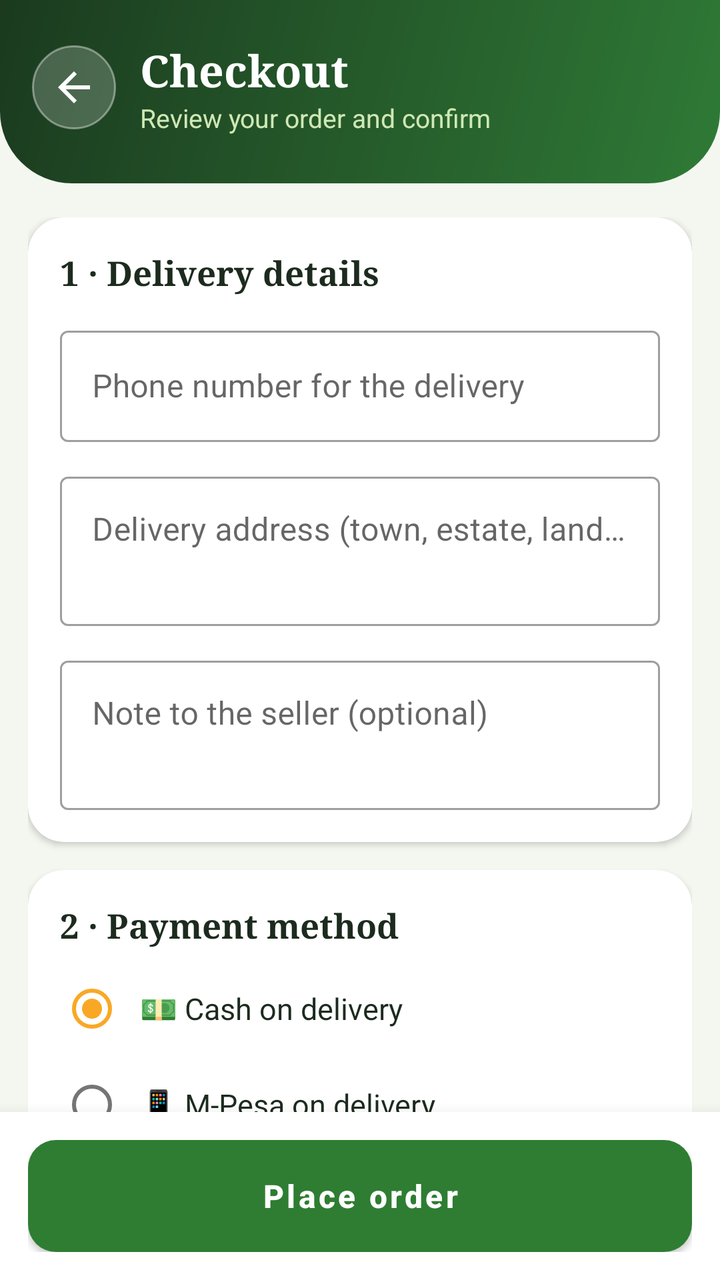
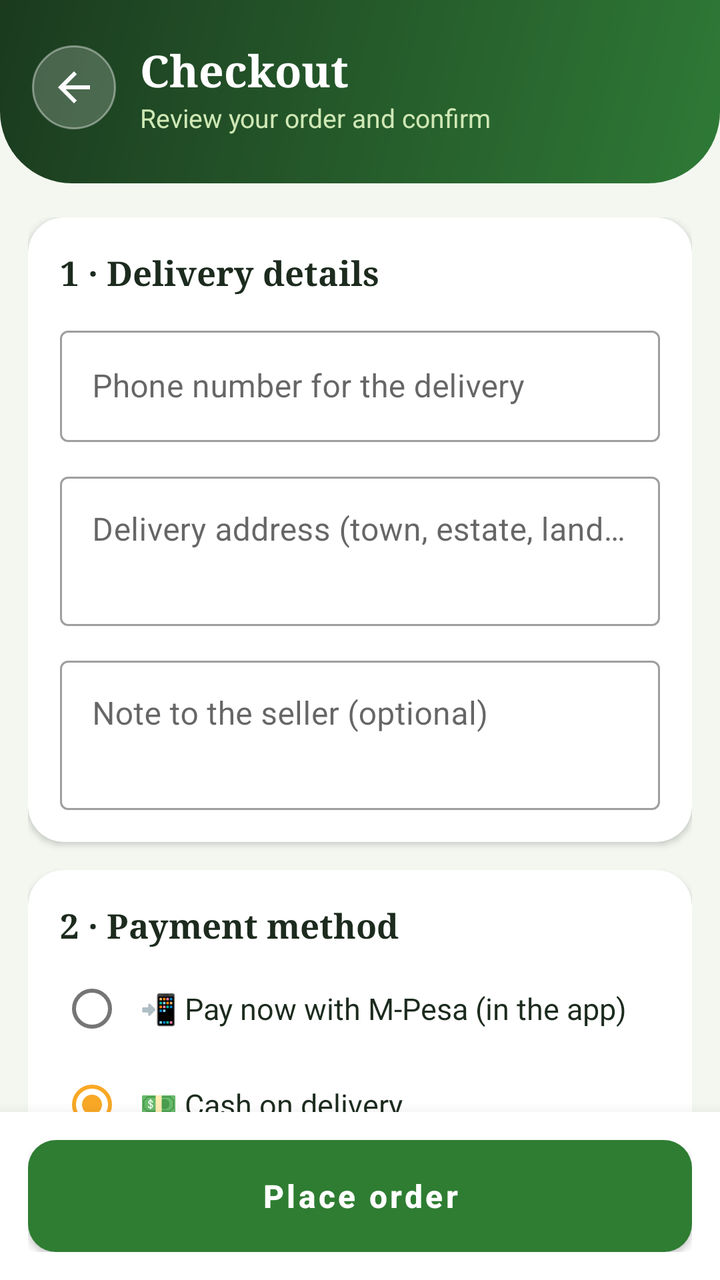

Compare the two renders of this Android layout. The source of the first and the diff that turns it into the second are given below.
<!-- AndroidManifest.xml: activity theme Theme.FarmConnect.FarmerDash -->
<!-- res/layout/activity_checkout.xml -->
<?xml version="1.0" encoding="utf-8"?>
<LinearLayout xmlns:android="http://schemas.android.com/apk/res/android"
    xmlns:app="http://schemas.android.com/apk/res-auto"
    android:layout_width="match_parent" android:layout_height="match_parent"
    android:background="@color/fc_bg" android:orientation="vertical">

    <LinearLayout android:layout_width="match_parent" android:layout_height="wrap_content"
        android:background="@drawable/bg_dash_header" android:gravity="center_vertical" android:orientation="horizontal"
        android:paddingBottom="24dp" android:paddingEnd="16dp" android:paddingStart="16dp" android:paddingTop="20dp">
        <ImageButton android:id="@+id/btnBack" android:layout_width="42dp" android:layout_height="42dp"
            android:layout_marginEnd="12dp" android:background="@drawable/bg_icon_glass" android:contentDescription="@string/t_0557fa92"
            android:padding="10dp" android:src="@drawable/ic_back" android:tint="#FFFFFF" />
        <LinearLayout android:layout_width="0dp" android:layout_height="wrap_content" android:layout_weight="1"
            android:orientation="vertical">
            <TextView android:id="@+id/tvTitle" android:layout_width="wrap_content" android:layout_height="wrap_content"
                android:fontFamily="serif" android:text="@string/t_6ff063fb" android:textColor="#FFFFFF" android:textSize="22sp"
                android:textStyle="bold" />
            <TextView android:id="@+id/tvSubtitle" android:layout_width="wrap_content" android:layout_height="wrap_content"
                android:text="@string/t_d0ce7b51" android:textColor="#CFE8B5" android:textSize="13sp" />
        </LinearLayout>
        
    </LinearLayout>
    <ProgressBar android:id="@+id/progress" style="?android:attr/progressBarStyleHorizontal"
        android:layout_width="match_parent" android:layout_height="3dp" android:indeterminate="true"
        android:visibility="invisible" />
    <ScrollView android:layout_width="match_parent" android:layout_height="0dp" android:layout_weight="1"
        android:scrollbars="none">
        <LinearLayout android:layout_width="match_parent" android:layout_height="wrap_content"
            android:orientation="vertical" android:padding="14dp">

            <com.google.android.material.card.MaterialCardView android:layout_width="match_parent"
                android:layout_height="wrap_content" android:layout_marginTop="0dp"
                app:cardBackgroundColor="@color/fc_card" app:cardCornerRadius="18dp" app:cardElevation="2dp" app:strokeWidth="0dp">
                <LinearLayout android:layout_width="match_parent" android:layout_height="wrap_content"
                    android:orientation="vertical" android:padding="16dp">
                    <TextView android:layout_width="wrap_content" android:layout_height="wrap_content"
                        android:fontFamily="serif" android:text="@string/t_c6f6d998" android:textColor="@color/fc_text"
                        android:textSize="17sp" android:textStyle="bold" />
                    <com.google.android.material.textfield.TextInputLayout android:id="@+id/tilPhone"
                        style="@style/Widget.MaterialComponents.TextInputLayout.OutlinedBox"
                        android:layout_width="match_parent" android:layout_height="wrap_content"
                        android:layout_marginTop="12dp" android:hint="@string/t_7af1d8a9">
                        <com.google.android.material.textfield.TextInputEditText android:id="@+id/etPhone"
                            android:layout_width="match_parent" android:layout_height="wrap_content"
                            android:inputType="phone"  />
                    </com.google.android.material.textfield.TextInputLayout>
                    <com.google.android.material.textfield.TextInputLayout android:id="@+id/tilAddress"
                        style="@style/Widget.MaterialComponents.TextInputLayout.OutlinedBox"
                        android:layout_width="match_parent" android:layout_height="wrap_content"
                        android:layout_marginTop="12dp" android:hint="@string/t_cdcd0828">
                        <com.google.android.material.textfield.TextInputEditText android:id="@+id/etAddress"
                            android:layout_width="match_parent" android:layout_height="wrap_content"
                            android:inputType="textMultiLine|textCapSentences" android:minLines="2" android:gravity="top|start" />
                    </com.google.android.material.textfield.TextInputLayout>
                    <com.google.android.material.textfield.TextInputLayout android:id="@+id/tilNote"
                        style="@style/Widget.MaterialComponents.TextInputLayout.OutlinedBox"
                        android:layout_width="match_parent" android:layout_height="wrap_content"
                        android:layout_marginTop="12dp" android:hint="@string/t_b822662d">
                        <com.google.android.material.textfield.TextInputEditText android:id="@+id/etNote"
                            android:layout_width="match_parent" android:layout_height="wrap_content"
                            android:inputType="textMultiLine|textCapSentences" android:minLines="2" android:gravity="top|start" android:maxLength="500" />
                    </com.google.android.material.textfield.TextInputLayout>
                </LinearLayout>
            </com.google.android.material.card.MaterialCardView>

            <com.google.android.material.card.MaterialCardView android:layout_width="match_parent"
                android:layout_height="wrap_content" android:layout_marginTop="14dp"
                app:cardBackgroundColor="@color/fc_card" app:cardCornerRadius="18dp" app:cardElevation="2dp" app:strokeWidth="0dp">
                <LinearLayout android:layout_width="match_parent" android:layout_height="wrap_content"
                    android:orientation="vertical" android:padding="16dp">
                    <TextView android:layout_width="wrap_content" android:layout_height="wrap_content"
                        android:fontFamily="serif" android:text="@string/t_bf473402" android:textColor="@color/fc_text"
                        android:textSize="17sp" android:textStyle="bold" />
                    <RadioGroup android:id="@+id/rgPay" android:layout_width="match_parent"
                        android:layout_height="wrap_content" android:layout_marginTop="6dp">
                        <RadioButton android:id="@+id/rbCash" android:layout_width="match_parent"
                            android:layout_height="wrap_content" android:checked="true" android:padding="8dp"
                            android:text="@string/t_91cc4ab8" android:textColor="@color/fc_text" android:textSize="15sp" />
                        <RadioButton android:id="@+id/rbMpesa" android:layout_width="match_parent"
                            android:layout_height="wrap_content" android:padding="8dp"
                            android:text="@string/t_8e89e2a1" android:textColor="@color/fc_text" android:textSize="15sp" />
                    </RadioGroup>
                    <TextView android:layout_width="match_parent" android:layout_height="wrap_content"
                        android:layout_marginTop="6dp" android:background="@drawable/bg_chip"
                        android:backgroundTint="@color/fc_primary_light" android:padding="12dp"
                        android:text="@string/t_afd0a624"
                        android:textColor="#1B5E20" android:textSize="12sp" />
                </LinearLayout>
            </com.google.android.material.card.MaterialCardView>

            <com.google.android.material.card.MaterialCardView android:layout_width="match_parent"
                android:layout_height="wrap_content" android:layout_marginTop="14dp"
                app:cardBackgroundColor="@color/fc_card" app:cardCornerRadius="18dp" app:cardElevation="2dp" app:strokeWidth="0dp">
                <LinearLayout android:layout_width="match_parent" android:layout_height="wrap_content"
                    android:orientation="vertical" android:padding="16dp">
                    <TextView android:layout_width="wrap_content" android:layout_height="wrap_content"
                        android:fontFamily="serif" android:text="@string/t_97cd4499" android:textColor="@color/fc_text"
                        android:textSize="17sp" android:textStyle="bold" />
                    <LinearLayout android:id="@+id/summaryContainer" android:layout_width="match_parent"
                        android:layout_height="wrap_content" android:layout_marginTop="8dp" android:orientation="vertical" />
                    <View android:layout_width="match_parent" android:layout_height="1dp" android:layout_marginBottom="10dp"
                        android:layout_marginTop="6dp" android:background="#E3EBE0" />
                    <LinearLayout android:layout_width="match_parent" android:layout_height="wrap_content" android:orientation="horizontal">
                        <TextView android:layout_width="0dp" android:layout_height="wrap_content" android:layout_weight="1"
                            android:fontFamily="serif" android:text="@string/t_96b01412" android:textColor="@color/fc_text"
                            android:textSize="18sp" android:textStyle="bold" />
                        <TextView android:id="@+id/tvTotal" android:layout_width="wrap_content" android:layout_height="wrap_content"
                            android:textColor="@color/fc_primary" android:textSize="20sp" android:textStyle="bold" />
                    </LinearLayout>
                </LinearLayout>
            </com.google.android.material.card.MaterialCardView>
        </LinearLayout>
    </ScrollView>
    <LinearLayout android:layout_width="match_parent" android:layout_height="wrap_content"
        android:background="@color/fc_card" android:elevation="12dp" android:padding="14dp">
        <com.google.android.material.button.MaterialButton android:id="@+id/btnPlace"
            android:layout_width="match_parent" android:layout_height="56dp" android:insetBottom="0dp"
            android:insetTop="0dp" android:text="@string/t_e7965ae5" android:textAllCaps="false" android:textSize="16sp"
            android:textStyle="bold" app:cornerRadius="14dp" />
    </LinearLayout>
</LinearLayout>
<!-- resources referenced by this layout -->
<resources>
  <color name="fc_bg">#F3F7F0</color>
  <color name="fc_card">#FFFFFF</color>
  <color name="fc_primary">#2E7D32</color>
  <color name="fc_primary_light">#E3F1E0</color>
  <color name="fc_text">#1C2B1E</color>
  <!-- drawable bg_chip (drawable) -->
  <?xml version="1.0" encoding="utf-8"?>
  <shape xmlns:android="http://schemas.android.com/apk/res/android" android:shape="rectangle">
      <solid android:color="#FFFFFF" />
      <corners android:radius="12dp" />
  </shape>
  <!-- drawable bg_dash_header (drawable) -->
  <?xml version="1.0" encoding="utf-8"?>
  <shape xmlns:android="http://schemas.android.com/apk/res/android" android:shape="rectangle">
      <gradient android:angle="315" android:startColor="#1B3A1F" android:endColor="#2F7A36" />
      <corners android:bottomLeftRadius="36dp" android:bottomRightRadius="36dp" />
  </shape>
  <!-- drawable bg_icon_glass (drawable) -->
  <?xml version="1.0" encoding="utf-8"?>
  <shape xmlns:android="http://schemas.android.com/apk/res/android" android:shape="oval">
      <solid android:color="#33FFFFFF" />
      <stroke android:width="1dp" android:color="#66FFFFFF" />
  </shape>
  <!-- drawable ic_back (drawable) -->
  <vector xmlns:android="http://schemas.android.com/apk/res/android"
      android:width="24dp" android:height="24dp" android:viewportWidth="24" android:viewportHeight="24">
      <path android:fillColor="#FF000000" android:pathData="M20,11H7.83l5.59,-5.59L12,4l-8,8 8,8 1.41,-1.41L7.83,13H20v-2z" />
  </vector>
  <string name="t_0557fa92">Back</string>
  <string name="t_6ff063fb">Checkout</string>
  <string name="t_7af1d8a9">Phone number for the delivery</string>
  <string name="t_8e89e2a1">📱  M-Pesa on delivery</string>
  <string name="t_91cc4ab8">💵  Cash on delivery</string>
  <string name="t_96b01412">Total</string>
  <string name="t_97cd4499">3 · Order summary</string>
  <string name="t_afd0a624">You pay the seller when your order arrives. No money is taken inside the app.</string>
  <string name="t_b822662d">Note to the seller (optional)</string>
  <string name="t_bf473402">2 · Payment method</string>
  <string name="t_c6f6d998">1 · Delivery details</string>
  <string name="t_cdcd0828">Delivery address (town, estate, landmark)</string>
  <string name="t_d0ce7b51">Review your order and confirm</string>
  <string name="t_e7965ae5">Place order</string>
  <style name="Theme.FarmConnect.FarmerDash" parent="Theme.MaterialComponents.Light.NoActionBar">
          <item name="colorPrimary">#2E7D32</item>
          <item name="colorPrimaryVariant">@color/fc_dark</item>
          <item name="colorOnPrimary">#FFFFFF</item>
          <item name="colorSecondary">#F9A825</item>
          <item name="android:statusBarColor">@color/fc_dark</item>
          <item name="android:windowBackground">@color/fc_bg</item>
      </style>
  <color name="fc_dark">#1B3A1F</color>
</resources>

<!-- the commit's change to res/layout/activity_checkout.xml (unified diff, before → after) -->
@@ -73,6 +73,9 @@
                         android:textSize="17sp" android:textStyle="bold" />
                     <RadioGroup android:id="@+id/rgPay" android:layout_width="match_parent"
                         android:layout_height="wrap_content" android:layout_marginTop="6dp">
+                        <RadioButton android:id="@+id/rbMpesaNow" android:layout_width="match_parent"
+                            android:layout_height="wrap_content" android:padding="8dp"
+                            android:text="@string/pay_now_mpesa" android:textColor="@color/fc_text" android:textSize="15sp" />
                         <RadioButton android:id="@+id/rbCash" android:layout_width="match_parent"
                             android:layout_height="wrap_content" android:checked="true" android:padding="8dp"
                             android:text="@string/t_91cc4ab8" android:textColor="@color/fc_text" android:textSize="15sp" />
@@ -80,7 +83,7 @@
                             android:layout_height="wrap_content" android:padding="8dp"
                             android:text="@string/t_8e89e2a1" android:textColor="@color/fc_text" android:textSize="15sp" />
                     </RadioGroup>
-                    <TextView android:layout_width="match_parent" android:layout_height="wrap_content"
+                    <TextView android:id="@+id/tvPayNote" android:layout_width="match_parent" android:layout_height="wrap_content"
                         android:layout_marginTop="6dp" android:background="@drawable/bg_chip"
                         android:backgroundTint="@color/fc_primary_light" android:padding="12dp"
                         android:text="@string/t_afd0a624"
<!-- resource entries referenced after the edit -->
@@ -28,6 +28,7 @@
       android:width="24dp" android:height="24dp" android:viewportWidth="24" android:viewportHeight="24">
       <path android:fillColor="#FF000000" android:pathData="M20,11H7.83l5.59,-5.59L12,4l-8,8 8,8 1.41,-1.41L7.83,13H20v-2z" />
   </vector>
+  <string name="pay_now_mpesa">📲  Pay now with M-Pesa (in the app)</string>
   <string name="t_0557fa92">Back</string>
   <string name="t_6ff063fb">Checkout</string>
   <string name="t_7af1d8a9">Phone number for the delivery</string>
